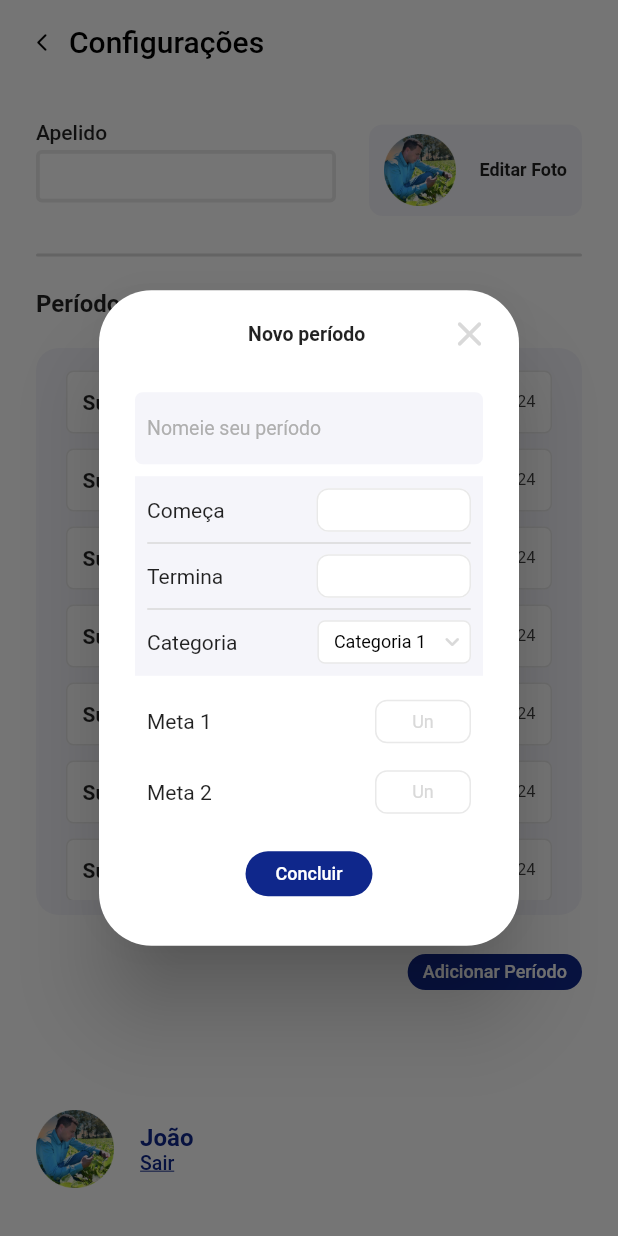
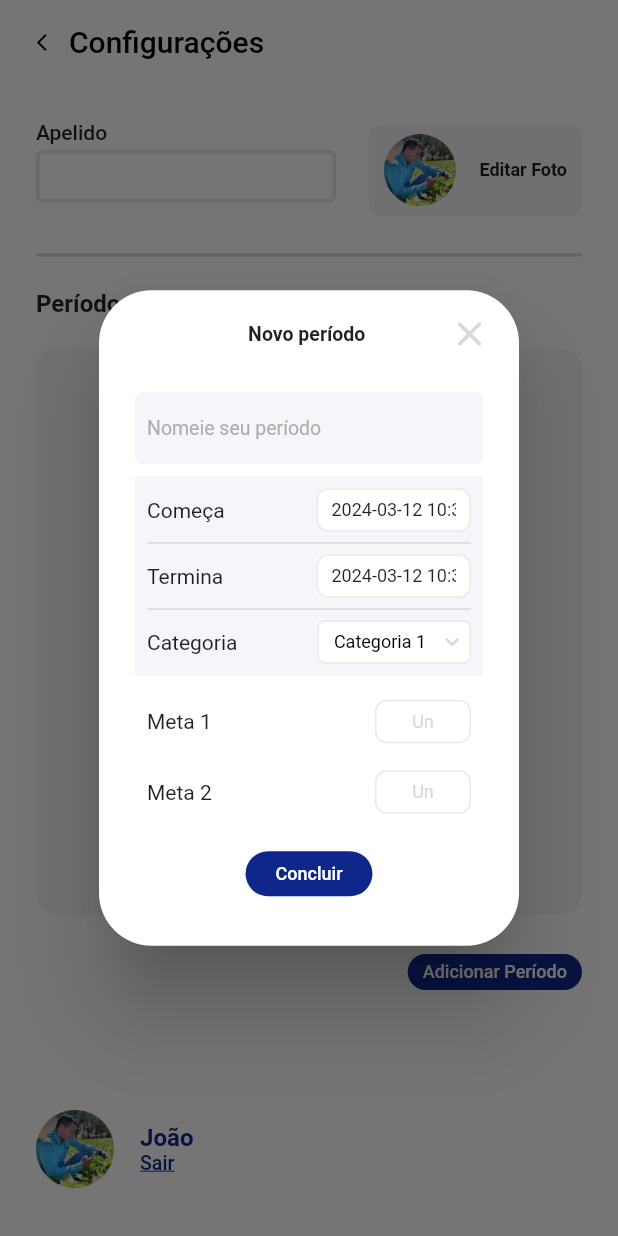
Before and after one commit to gabrielgoncalfreitas/sciencedex_project, a Flutter app: the screen it shows after launch, after a tap on "Adicionar Período", on a phone screen of 412 x 824 dp. Run offline on Flutter 3.47's test engine with Material 3 defaults, Android fonts, the phone set to English and light mode, and no system bars; our stand-ins replace hive, hive_flutter; accounts and stored records are empty.

Commit message:
Update das alterações realizadas

```diff
--- /dev/null
+++ b/lib/core/adapters/hive.adapter.dart
@@ -0,0 +1,31 @@
+import 'package:hive/hive.dart';
+import 'package:sciencedex_project/core/adapters/hive.adapter.contract.dart';
+
+class HiveAdapter extends IHiveAdapter {
+  final String _appBoxName = "app_box";
+
+  Future<Box> _getHiveBox() async {
+    return await Hive.openBox(_appBoxName);
+  }
+
+  @override
+  Future<dynamic> get(String index) async {
+    Box box = await _getHiveBox();
+
+    return await box.get(index);
+  }
+
+  @override
+  Future set({required String index, required dynamic value}) async {
+    Box box = await _getHiveBox();
+
+    await box.put(index, value);
+  }
+
+  @override
+  Future<dynamic> delete(String index) async {
+    Box box = await _getHiveBox();
+
+    return await box.delete(index);
+  }
+}
--- /dev/null
+++ b/lib/core/entities/periodo.entity.dart
@@ -0,0 +1,68 @@
+class PeriodoEntity {
+  final String nomeDoPeriodo;
+  final DateTime comeca;
+  final DateTime termina;
+  final String categoria;
+  final String meta1;
+  final String meta2;
+
+  const PeriodoEntity({
+    required this.nomeDoPeriodo,
+    required this.comeca,
+    required this.termina,
+    required this.categoria,
+    required this.meta1,
+    required this.meta2,
+  });
+
+  factory PeriodoEntity.init() {
+    return PeriodoEntity(
+      nomeDoPeriodo: "",
+      comeca: DateTime.now(),
+      termina: DateTime.now(),
+      categoria: "Categoria 1",
+      meta1: "",
+      meta2: "",
+    );
+  }
+
+  PeriodoEntity copyWith({
+    String? nomeDoPeriodo,
+    String? comeca,
+    String? termina,
+    String? categoria,
+    String? meta1,
+    String? meta2,
+  }) {
+    return PeriodoEntity(
+      nomeDoPeriodo: nomeDoPeriodo ?? this.nomeDoPeriodo,
+      comeca: comeca == null ? this.comeca : DateTime.parse(comeca),
+      termina: termina == null ? this.termina : DateTime.parse(termina),
+      categoria: categoria ?? this.categoria,
+      meta1: meta1 ?? this.meta1,
+      meta2: meta2 ?? this.meta2,
+    );
+  }
+
+  Map<String, dynamic> toMap() {
+    return {
+      'nomeDoPeriodo': nomeDoPeriodo,
+      'comeca': comeca.toString(),
+      'termina': termina.toString(),
+      'categoria': categoria,
+      'meta1': meta1,
+      'meta2': meta2,
+    };
+  }
+
+  factory PeriodoEntity.fromMap(Map<dynamic, dynamic> element) {
+    return PeriodoEntity(
+      nomeDoPeriodo: element['nomeDoPeriodo'],
+      comeca: DateTime.parse(element['comeca']),
+      termina: DateTime.parse(element['termina']),
+      categoria: element['categoria'],
+      meta1: element['meta1'],
+      meta2: element['meta2'],
+    );
+  }
+}
--- a/lib/core/contracts/home_page.core.contract.dart
+++ b/lib/core/home_page.core.contract.dart
@@ -1,6 +1,6 @@
-import 'package:sciencedex_project/presenters/home/controllers/home_page.controller.dart';
 import 'package:sciencedex_project/presenters/home/stores/home_page.store.dart';
 import 'package:sciencedex_project/presenters/home/stores/home_page_pop_up.store.dart';
+import 'package:sciencedex_project/presenters/home/controllers/home_page.controller.dart';
 
 abstract class IHomePageCore {
   abstract final HomePageController controller;
--- a/lib/core/home_page.core.dart
+++ b/lib/core/home_page.core.dart
@@ -1,7 +1,7 @@
-import 'package:sciencedex_project/core/contracts/home_page.core.contract.dart';
-import 'package:sciencedex_project/presenters/home/controllers/home_page.controller.dart';
+import 'package:sciencedex_project/core/home_page.core.contract.dart';
 import 'package:sciencedex_project/presenters/home/stores/home_page.store.dart';
 import 'package:sciencedex_project/presenters/home/stores/home_page_pop_up.store.dart';
+import 'package:sciencedex_project/presenters/home/controllers/home_page.controller.dart';
 
 class HomePageCore implements IHomePageCore {
   @override
--- /dev/null
+++ b/lib/core/local_storage/local_storage.contract.dart
@@ -0,0 +1,5 @@
+abstract class ILocalStorage {
+  Future<dynamic> get(String index);
+  Future set(String index, dynamic value);
+  Future<dynamic> delete(String index);
+}
--- /dev/null
+++ b/lib/core/local_storage/local_storage.dart
@@ -0,0 +1,25 @@
+import 'package:sciencedex_project/core/adapters/hive.adapter.dart';
+import 'package:sciencedex_project/core/local_storage/local_storage.contract.dart';
+
+class LocalStorage extends ILocalStorage {
+  @override
+  Future<void> set(String index, dynamic value) async {
+    HiveAdapter hiveAdapter = HiveAdapter();
+
+    await hiveAdapter.set(index: index, value: value);
+  }
+
+  @override
+  Future<dynamic> get(String index) async {
+    HiveAdapter hiveAdapter = HiveAdapter();
+
+    return await hiveAdapter.get(index);
+  }
+
+  @override
+  Future<void> delete(String index) async {
+    HiveAdapter hiveAdapter = HiveAdapter();
+
+    await hiveAdapter.delete(index);
+  }
+}
--- a/lib/main.dart
+++ b/lib/main.dart
@@ -1,4 +1,11 @@
+import 'dart:developer';
+
 import 'package:flutter/material.dart';
+import 'package:hive_flutter/adapters.dart';
 import 'package:sciencedex_project/app.widget.dart';
 
-void main () => runApp(const AppWidget());
+void main() async {
+  await Hive.initFlutter();
+
+  runApp(const AppWidget());
+}
--- a/lib/presenters/home/controllers/home_page.controller.dart
+++ b/lib/presenters/home/controllers/home_page.controller.dart
@@ -1,25 +1,27 @@
-import 'dart:developer';
-
 import 'package:flutter/material.dart';
+import 'package:sciencedex_project/core/entities/periodo.entity.dart';
+import 'package:sciencedex_project/core/local_storage/local_storage.dart';
+import 'package:sciencedex_project/core/utils/navigate.dart';
 import 'package:sciencedex_project/presenters/home/stores/home_page.store.dart';
 import 'package:sciencedex_project/presenters/home/stores/home_page_pop_up.store.dart';
 import 'package:sciencedex_project/presenters/home/widgets/popup/home_page_pop_up_widget.dart';
 
 class HomePageController {
-  final HomePageStore homePageStore;
-  final HomePagePopUpStore popUpStore;
+  HomePageStore homePageStore;
+  HomePagePopUpStore popUpStore;
+  final LocalStorage localStorage = LocalStorage();
 
   HomePageController({
     required this.homePageStore,
     required this.popUpStore,
   });
 
-  void abrirPopUp(BuildContext context) async {
+  abrirPopUp(BuildContext context) async {
     await _showMyDialog(context);
   }
 
-  Future<void> _showMyDialog(context) async {
-    return showDialog<void>(
+  Future _showMyDialog(context) async {
+    return showDialog(
       context: context,
       barrierDismissible: true,
       useSafeArea: true,
@@ -30,7 +32,61 @@ class HomePageController {
     );
   }
 
-  void adicionarPeriodo() {
-    log("Olá");
+  adicionarPeriodo(BuildContext context) async {
+    final currentPeriodosEntity = popUpStore.periodosEntity.toMap();
+
+    List<dynamic>? fields = await localStorage.get("periodos");
+
+    if (fields != null) {
+      fields.add(currentPeriodosEntity);
+      await localStorage.set("periodos", fields);
+    } else {
+      await localStorage.set("periodos", [
+        currentPeriodosEntity
+      ]);
+    }
+
+    // ignore: use_build_context_synchronously
+    Navigate(context).pop();
+
+    clearAlertFormFields();
+
+    remountHomePageList();
+  }
+
+  clearAlertFormFields() {
+    popUpStore.setPeriodosFields(PeriodoEntity.init());
+  }
+
+  remountHomePageList() {
+    homePageStore.setPeriodosListState();
+  }
+
+  onChanged({
+    String? nomeDoPeriodo,
+    String? comeca,
+    String? termina,
+    String? categoria,
+    String? meta1,
+    String? meta2,
+  }) {
+    final periodosEntity = popUpStore.periodosEntity.copyWith(
+      nomeDoPeriodo: nomeDoPeriodo,
+      comeca: comeca,
+      termina: termina,
+      categoria: categoria,
+      meta1: meta1,
+      meta2: meta2,
+    );
+
+    popUpStore.setPeriodosFields(periodosEntity);
+  }
+
+  onDropdownChanged({
+    String? categoria,
+  }) {
+    onChanged(categoria: categoria);
+
+    popUpStore.notify();
   }
 }
--- a/lib/presenters/home/home_page.dart
+++ b/lib/presenters/home/home_page.dart
@@ -19,8 +19,6 @@ class HomePage extends StatelessWidget {
 
   @override
   Widget build(BuildContext context) {
-
-
     return AppLayout(
       appBar: HomePageAppBarWidget().appBar(),
       body: Padding(
--- a/lib/presenters/home/stores/home_page.store.dart
+++ b/lib/presenters/home/stores/home_page.store.dart
@@ -1,7 +1,14 @@
 import 'package:flutter/material.dart';
+import 'package:sciencedex_project/core/entities/periodo.entity.dart';
+import 'package:sciencedex_project/core/local_storage/local_storage.dart';
 
 class HomePageStore extends ChangeNotifier {
   String _name = "gabriel";
+  List<PeriodoEntity> periodosList = [];
+
+  HomePageStore() {
+    setPeriodosListState();
+  }
 
   void setName(String name) {
     _name = name;
@@ -10,4 +17,22 @@ class HomePageStore extends ChangeNotifier {
   }
 
   String getName() => _name;
+
+  void setPeriodosListState() async {
+    LocalStorage localStorage = LocalStorage();
+
+    List<dynamic>? periodos = await localStorage.get("periodos");
+
+    if (periodos != null) {
+      List<PeriodoEntity> list = [];
+
+      for (var element in periodos) {
+        list.add(PeriodoEntity.fromMap(element));
+      }
+
+      periodosList = list;
+
+      notifyListeners();
+    }
+  }
 }
--- a/lib/presenters/home/stores/home_page_pop_up.store.dart
+++ b/lib/presenters/home/stores/home_page_pop_up.store.dart
@@ -1,3 +1,23 @@
 import 'package:flutter/material.dart';
+import 'package:sciencedex_project/core/entities/periodo.entity.dart';
 
-class HomePagePopUpStore extends ChangeNotifier {}
+class HomePagePopUpStore extends ChangeNotifier {
+  PeriodoEntity periodosEntity = PeriodoEntity.init();
+  List<String> dropdownList = [
+    'Categoria 1',
+    'Categoria 2',
+    'Categoria 3',
+    'Categoria 4',
+    'Categoria 5',
+  ];
+
+  HomePagePopUpStore();
+
+  void setPeriodosFields(PeriodoEntity periodosEntity) {
+    this.periodosEntity = periodosEntity;
+  }
+
+  void notify() {
+    notifyListeners();
+  }
+}
--- a/lib/presenters/home/widgets/home_page_periodo_list_item_widget.dart
+++ b/lib/presenters/home/widgets/home_page_periodo_list_item_widget.dart
@@ -1,9 +1,24 @@
 import 'package:flutter/material.dart';
+import 'package:intl/intl.dart';
 import 'package:sciencedex_project/app.colors.dart';
+import 'package:sciencedex_project/core/entities/periodo.entity.dart';
 import 'package:sciencedex_project/shared/widgets/custom_text.dart';
 
 class HomePagePeriodoListItemWidget extends StatelessWidget {
-  const HomePagePeriodoListItemWidget({super.key});
+  final int index;
+  final PeriodoEntity periodo;
+
+  const HomePagePeriodoListItemWidget({
+    super.key,
+    required this.index,
+    required this.periodo,
+  });
+
+  String dateTimeToString(DateTime date) {
+    String formattedDate = DateFormat('dd/MM/yyyy').format(date);
+
+    return formattedDate;
+  }
 
   @override
   Widget build(BuildContext context) {
@@ -22,12 +37,12 @@ class HomePagePeriodoListItemWidget extends StatelessWidget {
             ),
             height: 42,
             alignment: Alignment.center,
-            child: const Row(
+            child: Row(
               mainAxisAlignment: MainAxisAlignment.spaceBetween,
               children: [
-                CText("Super Feirão", fontWeight: FontWeight.w600),
+                CText(periodo.nomeDoPeriodo, fontWeight: FontWeight.w600),
                 CText(
-                  "01/08/23 a 30/03/24",
+                  "${dateTimeToString(periodo.comeca)} a ${dateTimeToString(periodo.termina)}",
                   fontWeight: FontWeight.w400,
                   fontSize: 11,
                   color: AppColors.grayColor,
--- a/lib/presenters/home/widgets/home_page_periodo_list_widget.dart
+++ b/lib/presenters/home/widgets/home_page_periodo_list_widget.dart
@@ -31,8 +31,8 @@ class HomePagePeriodoListWidget extends StatelessWidget {
             borderRadius: BorderRadius.circular(15),
           ),
           child: ListView.builder(
-            itemCount: 10,
-            itemBuilder: (context, index) => const HomePagePeriodoListItemWidget(),
+            itemCount: core.homePageStore.periodosList.length,
+            itemBuilder: (context, index) => HomePagePeriodoListItemWidget(index: index, periodo: core.homePageStore.periodosList[index]),
           ),
         ),
         Padding(
--- a/lib/presenters/home/widgets/popup/home_page_pop_up_form_dropdown_row_widget.dart
+++ b/lib/presenters/home/widgets/popup/home_page_pop_up_form_dropdown_row_widget.dart
@@ -7,6 +7,9 @@ class HomePagePopUpFormDropdownRowWidget extends StatelessWidget {
   final String? hintText;
   final BoxConstraints boxConstraints;
   final TextAlign textAlign;
+  final String value;
+  final List<String> dropdownList;
+  final Function(String) onChanged;
 
   const HomePagePopUpFormDropdownRowWidget({
     super.key,
@@ -17,6 +20,9 @@ class HomePagePopUpFormDropdownRowWidget extends StatelessWidget {
       maxHeight: 29,
     ),
     this.textAlign = TextAlign.start,
+    required this.value,
+    required this.dropdownList,
+    required this.onChanged,
   });
 
   @override
@@ -26,16 +32,11 @@ class HomePagePopUpFormDropdownRowWidget extends StatelessWidget {
       boxConstraints: boxConstraints,
       hintText: hintText,
       textAlign: textAlign,
-      child: const CustomDropdown(
-        padding: EdgeInsets.only(left: 10, right: 10, top: 0, bottom: 0),
-        value: "Categoria 1",
-        list: [
-          'Categoria 1',
-          'Categoria 2',
-          'Categoria 3',
-          'Categoria 4',
-          'Categoria 5',
-        ],
+      child: CustomDropdown(
+        padding: const EdgeInsets.only(left: 10, right: 10, top: 0, bottom: 0),
+        value: value,
+        list: dropdownList,
+        onChanged: onChanged,
       ),
     );
   }
--- a/lib/presenters/home/widgets/popup/home_page_pop_up_form_text_field_row_widget.dart
+++ b/lib/presenters/home/widgets/popup/home_page_pop_up_form_text_field_row_widget.dart
@@ -5,9 +5,11 @@ import 'package:sciencedex_project/shared/widgets/custom_text_field.dart';
 
 class HomePagePopUpFormTextFieldRowWidget extends StatelessWidget {
   final String label;
+  final String value;
   final String? hintText;
   final BoxConstraints boxConstraints;
   final TextAlign textAlign;
+  final Function(String value) onChanged;
 
   const HomePagePopUpFormTextFieldRowWidget({
     super.key,
@@ -18,6 +20,8 @@ class HomePagePopUpFormTextFieldRowWidget extends StatelessWidget {
       maxHeight: 29,
     ),
     this.textAlign = TextAlign.start,
+    required this.value,
+    required this.onChanged,
   });
 
   @override
@@ -38,6 +42,8 @@ class HomePagePopUpFormTextFieldRowWidget extends StatelessWidget {
         hintStyle: const TextStyle(color: AppColors.tertiaryColor),
         textStyle: const TextStyle(fontSize: 12),
         textAlign: textAlign,
+        value: value,
+        onChanged: onChanged,
       ),
     );
   }
--- a/lib/presenters/home/widgets/popup/home_page_pop_up_form_widget.dart
+++ b/lib/presenters/home/widgets/popup/home_page_pop_up_form_widget.dart
@@ -23,54 +23,73 @@ class HomePagePopUpFormWidget extends StatelessWidget {
   Widget build(BuildContext context) {
     return Column(
       children: [
-        const Padding(
-          padding: EdgeInsets.only(bottom: 8.0),
+        Padding(
+          padding: const EdgeInsets.only(bottom: 8.0),
           child: CTextField(
             hintText: "Nomeie seu período",
-            contentPadding: EdgeInsets.only(left: 8, right: 8, top: 0, bottom: 0),
-            enabledBorder: BorderSide(color: Color.fromRGBO(0, 0, 0, 0)),
-            focusedBorder: BorderSide(color: Color.fromRGBO(0, 0, 0, 0)),
+            contentPadding: const EdgeInsets.only(left: 8, right: 8, top: 0, bottom: 0),
+            enabledBorder: const BorderSide(color: Color.fromRGBO(0, 0, 0, 0)),
+            focusedBorder: const BorderSide(color: Color.fromRGBO(0, 0, 0, 0)),
             backgroundColor: AppColors.lightGrayColor,
             focusBackgroundColor: AppColors.lightGrayColor,
-            hintStyle: TextStyle(color: AppColors.mediumGrayColor),
-            textStyle: TextStyle(fontSize: 13),
+            hintStyle: const TextStyle(color: AppColors.mediumGrayColor),
+            textStyle: const TextStyle(fontSize: 13),
+            value: popUpStore.periodosEntity.nomeDoPeriodo,
+            onChanged: (value) => homePageController.onChanged(nomeDoPeriodo: value),
           ),
         ),
         Container(
           color: AppColors.lightGrayColor,
-          child: const Padding(
-            padding: EdgeInsets.all(8.0),
+          child: Padding(
+            padding: const EdgeInsets.all(8.0),
             child: Column(
               children: [
-                HomePagePopUpFormTextFieldRowWidget(label: "Começa"),
-                HomePageDividerWidget(topPadding: 7, bottomPadding: 7, thickness: 1),
-                HomePagePopUpFormTextFieldRowWidget(label: "Termina"),
-                HomePageDividerWidget(topPadding: 7, bottomPadding: 7, thickness: 1),
-                HomePagePopUpFormDropdownRowWidget(label: "Categoria"),
+                HomePagePopUpFormTextFieldRowWidget(
+                  label: "Começa",
+                  value: popUpStore.periodosEntity.comeca.toString(),
+                  onChanged: (value) => homePageController.onChanged(comeca: value),
+                ),
+                const HomePageDividerWidget(topPadding: 7, bottomPadding: 7, thickness: 1),
+                HomePagePopUpFormTextFieldRowWidget(
+                  label: "Termina",
+                  value: popUpStore.periodosEntity.termina.toString(),
+                  onChanged: (value) => homePageController.onChanged(termina: value),
+                ),
+                const HomePageDividerWidget(topPadding: 7, bottomPadding: 7, thickness: 1),
+                HomePagePopUpFormDropdownRowWidget(
+                  label: "Categoria",
+                  value: popUpStore.periodosEntity.categoria,
+                  dropdownList: popUpStore.dropdownList,
+                  onChanged: (value) => homePageController.onDropdownChanged(categoria: value),
+                ),
               ],
             ),
           ),
         ),
-        const Padding(
-          padding: EdgeInsets.only(left: 8, right: 8, top: 16, bottom: 16),
+        Padding(
+          padding: const EdgeInsets.only(left: 8, right: 8, top: 16, bottom: 16),
           child: Column(
             children: [
               Padding(
-                padding: EdgeInsets.only(bottom: 9),
+                padding: const EdgeInsets.only(bottom: 9),
                 child: HomePagePopUpFormTextFieldRowWidget(
                   label: "Meta 1",
-                  boxConstraints: BoxConstraints(maxWidth: 64, maxHeight: 29),
+                  boxConstraints: const BoxConstraints(maxWidth: 64, maxHeight: 29),
                   hintText: "Un",
                   textAlign: TextAlign.center,
+                  value: popUpStore.periodosEntity.meta1,
+                  onChanged: (value) => homePageController.onChanged(meta1: value),
                 ),
               ),
               Padding(
-                padding: EdgeInsets.only(top: 9),
+                padding: const EdgeInsets.only(top: 9),
                 child: HomePagePopUpFormTextFieldRowWidget(
                   label: "Meta 2",
-                  boxConstraints: BoxConstraints(maxWidth: 64, maxHeight: 29),
+                  boxConstraints: const BoxConstraints(maxWidth: 64, maxHeight: 29),
                   hintText: "Un",
                   textAlign: TextAlign.center,
+                  value: popUpStore.periodosEntity.meta2,
+                  onChanged: (value) => homePageController.onChanged(meta2: value),
                 ),
               ),
             ],
@@ -79,7 +98,7 @@ class HomePagePopUpFormWidget extends StatelessWidget {
         Center(
           child: CButton(
             backgroundColor: AppColors.primaryColor,
-            onPressed: (context) => homePageController.adicionarPeriodo(),
+            onPressed: (context) => homePageController.adicionarPeriodo(context),
             borderRadius: 20,
             padding: const EdgeInsets.only(left: 20, right: 20, top: 8, bottom: 8),
             child: const CText(
--- a/lib/shared/widgets/custom_dropdown.dart
+++ b/lib/shared/widgets/custom_dropdown.dart
@@ -7,6 +7,7 @@ class CustomDropdown extends StatefulWidget {
   final double radius;
   final double fontSize;
   final EdgeInsets? padding;
+  final Function(String) onChanged;
 
   const CustomDropdown({
     super.key,
@@ -15,6 +16,7 @@ class CustomDropdown extends StatefulWidget {
     this.radius = 5,
     this.fontSize = 12,
     this.padding,
+    required this.onChanged,
   });
 
   @override
@@ -57,6 +59,7 @@ class _CustomDropdownState extends State<CustomDropdown> {
           return DropdownMenuItem<String>(
             value: value,
             child: Text(value),
+            onTap: () => widget.onChanged(value),
           );
         }).toList(),
       ),
--- a/lib/shared/widgets/custom_text_field.dart
+++ b/lib/shared/widgets/custom_text_field.dart
@@ -17,6 +17,7 @@ class CTextField extends StatelessWidget {
   final TextStyle textStyle;
   final double radius;
   final TextAlign textAlign;
+  final Function(String value) onChanged;
 
   const CTextField({
     super.key,
@@ -36,6 +37,7 @@ class CTextField extends StatelessWidget {
     this.hintStyle = const TextStyle(),
     this.radius = 5,
     this.textAlign = TextAlign.start,
+    required this.onChanged,
   });
 
   @override
@@ -72,6 +74,7 @@ class CTextField extends StatelessWidget {
       style: textStyle,
       controller: TextEditingController(text: value),
       readOnly: readOnly,
+      onChanged: (value) => onChanged(value),
     );
   }
 }
--- a/pubspec.yaml
+++ b/pubspec.yaml
@@ -35,6 +35,10 @@ dependencies:
   # The following adds the Cupertino Icons font to your application.
   # Use with the CupertinoIcons class for iOS style icons.
   cupertino_icons: ^1.0.6
+  shared_preferences: ^2.2.2
+  hive: ^2.2.3
+  hive_flutter: ^1.1.0
+  intl: ^0.19.0
 
 dev_dependencies:
   flutter_test:
```
Also changed, not shown: lib/core/adapters/hive.adapter.contract.dart (added, +10 -0 lines), pubspec.lock, 1 other file.
